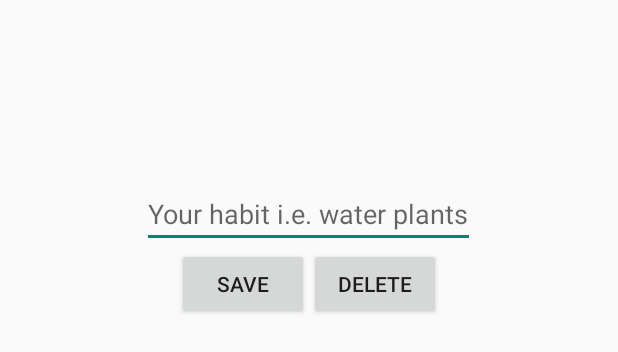
After one commit to ezhao/Habits, an Android app: the layout fragment_habit_detail.xml on its own in the app's theme, with its tools: preview values and no code run, on a phone screen of 412 x 824 dp. The commit adds this screen. Shown: the top 352 px of the screen. Run offline under Robolectric (Android 15) with nearby library versions, the light colour scheme and no system bars.

Commit message:
playing around with parse, a simple fab, and fragments

```diff
--- a/app/build.gradle
+++ b/app/build.gradle
@@ -28,4 +28,8 @@ dependencies {
     compile 'com.android.support:appcompat-v7:21.0.3'
     compile 'com.jakewharton:butterknife:6.1.0'
     compile 'com.github.Todd-Davies:ProgressWheel:1.0'
+    compile 'com.parse.bolts:bolts-android:1.+'
+    compile fileTree(dir: 'libs', include: 'Parse-*.jar')
+    compile files('libs/Parse-1.9.0.jar')
+    compile 'com.melnykov:floatingactionbutton:1.2.0'
 }
--- a/app/src/main/AndroidManifest.xml
+++ b/app/src/main/AndroidManifest.xml
@@ -3,7 +3,11 @@
     xmlns:tools="http://schemas.android.com/tools"
     package="com.herokuapp.ezhao.habits" >
 
+    <uses-permission android:name="android.permission.INTERNET" />
+    <uses-permission android:name="android.permission.ACCESS_NETWORK_STATE" />
+
     <application
+        android:name=".HabitApplication"
         tools:replace="android:theme"
         android:allowBackup="true"
         android:icon="@drawable/ic_launcher"
--- /dev/null
+++ b/app/src/main/res/layout/fragment_habit_detail.xml
@@ -0,0 +1,41 @@
+<RelativeLayout xmlns:android="http://schemas.android.com/apk/res/android"
+    xmlns:tools="http://schemas.android.com/tools"
+    xmlns:ProgressWheel="http://schemas.android.com/apk/res-auto"
+    android:layout_width="match_parent"
+    android:layout_height="match_parent"
+    tools:context=".HabitsActivity">
+
+    <EditText
+        android:id="@+id/etHabit"
+        android:layout_centerHorizontal="true"
+        android:layout_marginTop="120dp"
+        android:textAlignment="center"
+        android:hint="Your habit i.e. water plants"
+        android:layout_width="wrap_content"
+        android:layout_height="wrap_content" />
+
+    <RelativeLayout
+        android:layout_below="@id/etHabit"
+        android:layout_centerHorizontal="true"
+        android:layout_width="wrap_content"
+        android:layout_height="wrap_content">
+
+        <Button
+            android:id="@+id/btnSaveHabit"
+            android:text="Save"
+            android:layout_below="@id/etHabit"
+            android:layout_width="wrap_content"
+            android:layout_height="wrap_content" />
+
+        <Button
+            android:id="@+id/btnDeleteHabit"
+            android:text="Delete"
+            android:layout_alignTop="@id/btnSaveHabit"
+            android:layout_toRightOf="@id/btnSaveHabit"
+            android:layout_toEndOf="@id/btnSaveHabit"
+            android:layout_width="wrap_content"
+            android:layout_height="wrap_content" />
+
+    </RelativeLayout>
+
+</RelativeLayout>
--- a/app/src/main/res/values/styles.xml
+++ b/app/src/main/res/values/styles.xml
@@ -1,7 +1,7 @@
 <resources>
 
     <!-- Base application theme. -->
-    <style name="AppTheme" parent="Theme.AppCompat.Light.DarkActionBar">
+    <style name="AppTheme" parent="Theme.AppCompat.Light.NoActionBar">
         <!-- Customize your theme here. -->
     </style>
 
```
Also changed, not shown: app/src/main/java/com/herokuapp/ezhao/habits/HabitApplication.java (added, +23 -0 lines), app/src/main/java/com/herokuapp/ezhao/habits/HabitsActivity.java (+57 -4 lines), app/src/main/java/com/herokuapp/ezhao/habits/adapters/HabitAdapter.java (added, +57 -0 lines), app/src/main/java/com/herokuapp/ezhao/habits/fragments/HabitDetailFragment.java (added, +76 -0 lines), app/src/main/java/com/herokuapp/ezhao/habits/fragments/HabitListFragment.java (added, +115 -0 lines), app/src/main/java/com/herokuapp/ezhao/habits/models/Habit.java (added, +24 -0 lines), app/src/main/java/com/herokuapp/ezhao/habits/models/HabitLog.java (added, +30 -0 lines), app/src/main/res/layout/activity_habits.xml (+5 -24 lines), app/src/main/res/layout/fragment_habit_list.xml (added, +53 -0 lines), app/src/main/res/layout/item_habit.xml (added, +22 -0 lines), app/libs/Parse-1.9.0.jar (added), app/src/main/res/drawable-hdpi/ic_action_content_new.png (added), app/src/main/res/drawable-mdpi/ic_action_content_new.png (added), app/src/main/res/drawable-xhdpi/ic_action_content_new.png (added), 1 more files, 2 other files.
